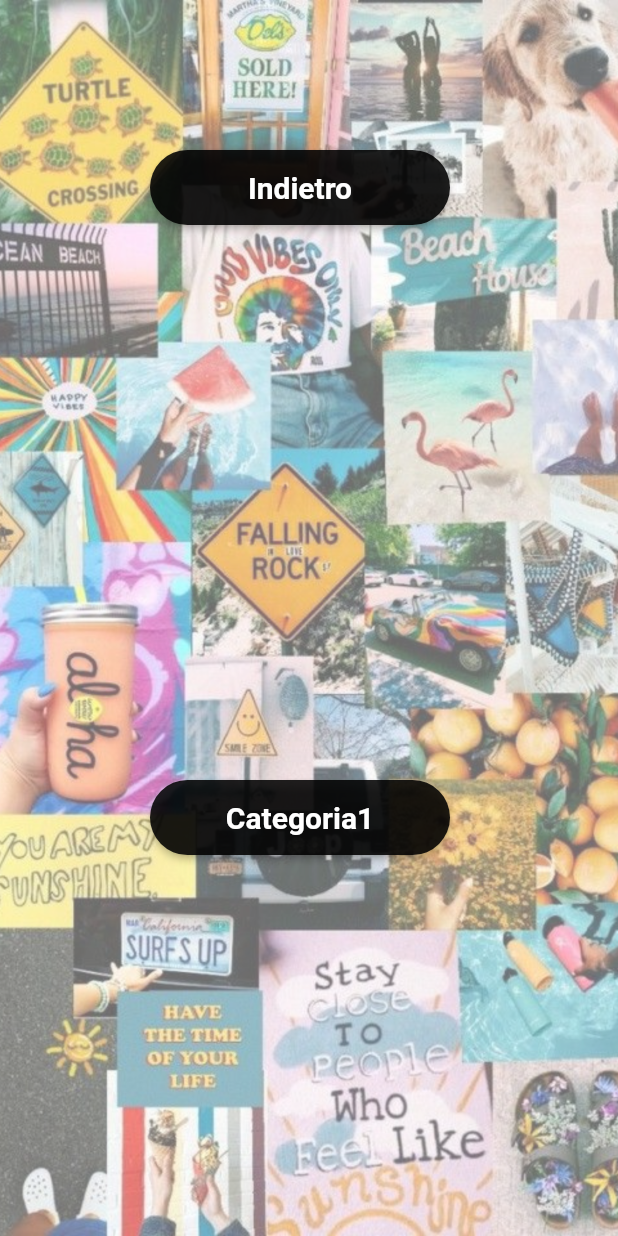
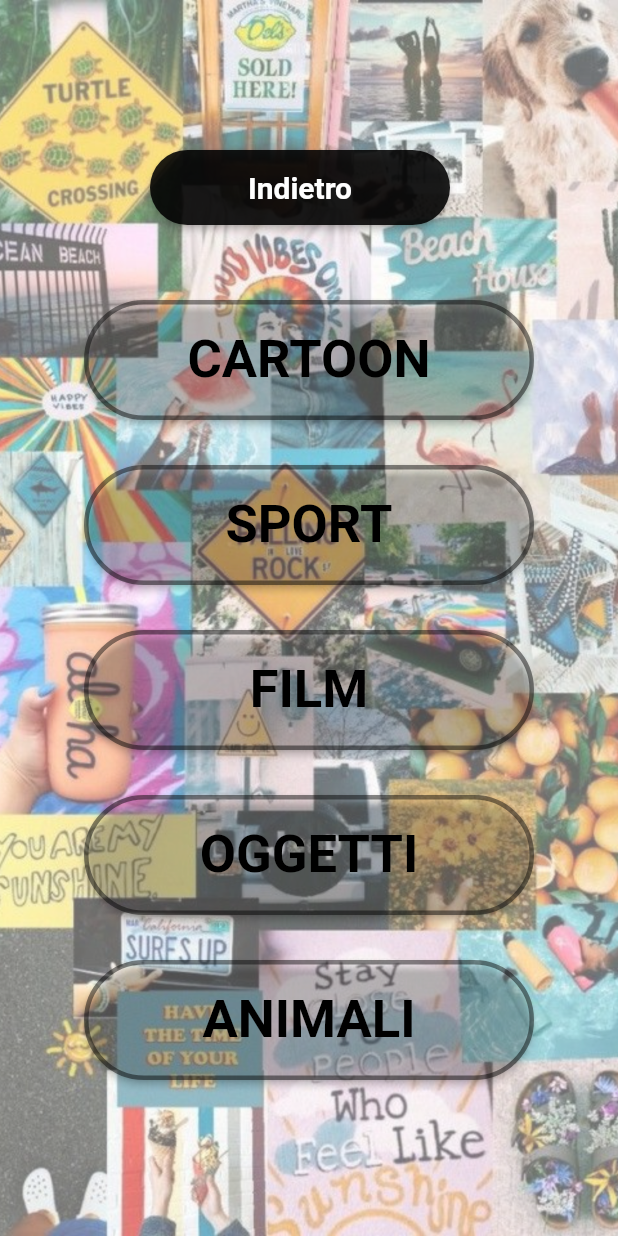
Before and after one commit to MatteoPella/MC_App_Flutter, a Flutter app: the Categorie screen opened by its route, on a phone screen of 412 x 824 dp. Run offline on Flutter 3.47's test engine with Material 2 defaults, Android fonts, the phone set to English and light mode, and no system bars; our stand-ins replace google_fonts; Roboto replaces fonts that are missing (Peralta).

Commit message:
Modifiche varie

```diff
--- a/lib/categorie.dart
+++ b/lib/categorie.dart
@@ -1,4 +1,5 @@
 import 'package:flutter/material.dart';
+import 'package:google_fonts/google_fonts.dart';
 
 class Categorie extends StatelessWidget {
   const Categorie({super.key});
@@ -7,6 +8,7 @@ class Categorie extends StatelessWidget {
   Widget build(BuildContext context) {
     return Scaffold(
         body: Stack(
+          alignment: Alignment.center,
           children: [
 
 
@@ -22,20 +24,121 @@ class Categorie extends StatelessWidget {
 
 
             Positioned(
-              left: 100, //MediaQuery.of(context).size.width/3,
-              top: 520, //MediaQuery.of(context).size.height/2,
+              //left: 100, //MediaQuery.of(context).size.width/3,
+              top: 200, //MediaQuery.of(context).size.height/2,
               child: ElevatedButton(
                 style: ElevatedButton.styleFrom(
-                    backgroundColor: Colors.black87,
-                    fixedSize: const Size(200, 50),
+                  backgroundColor: Colors.black87.withOpacity(0),
+                  //backgroundColor: Colors.black87,
+                  side: const BorderSide(
+                    width: 3.0,
+                    color: Colors.black45,
+                  ),
+                  fixedSize: const Size(300, 80),
+                  shape: RoundedRectangleBorder(
+                    borderRadius: BorderRadius.circular(50))),
+                onPressed: () {
+                  Navigator.pushNamed(context, '/pag_categoria1');
+                },
+                child: Text(
+                  'CARTOON',
+                  style: GoogleFonts.peralta(fontSize: 35, color: Colors.black, fontWeight: FontWeight.bold),
+                ),
+              ),
+            ),
+
+            Positioned(
+              //left: 100, //MediaQuery.of(context).size.width/3,
+              top: 310, //MediaQuery.of(context).size.height/2,
+              child: ElevatedButton(
+                style: ElevatedButton.styleFrom(
+                    backgroundColor: Colors.black87.withOpacity(0),
+                    //backgroundColor: Colors.black87,
+                    side: const BorderSide(
+                      width: 3.0,
+                      color: Colors.black45,
+                    ),
+                    fixedSize: const Size(300, 80),
                     shape: RoundedRectangleBorder(
                         borderRadius: BorderRadius.circular(50))),
                 onPressed: () {
                   Navigator.pushNamed(context, '/pag_categoria1');
                 },
-                child: const Text(
-                  'Categoria1',
-                  style: TextStyle(fontWeight: FontWeight.bold, fontSize: 20),
+                child: Text(
+                  'SPORT',
+                  style: GoogleFonts.peralta(fontSize: 35, color: Colors.black, fontWeight: FontWeight.bold),
+                ),
+              ),
+            ),
+
+            Positioned(
+              //left: 100, //MediaQuery.of(context).size.width/3,
+              top: 420, //MediaQuery.of(context).size.height/2,
+              child: ElevatedButton(
+                style: ElevatedButton.styleFrom(
+                    backgroundColor: Colors.black87.withOpacity(0),
+                    //backgroundColor: Colors.black87,
+                    side: const BorderSide(
+                      width: 3.0,
+                      color: Colors.black45,
+                    ),
+                    fixedSize: const Size(300, 80),
+                    shape: RoundedRectangleBorder(
+                        borderRadius: BorderRadius.circular(50))),
+                onPressed: () {
+                  Navigator.pushNamed(context, '/pag_categoria1');
+                },
+                child: Text(
+                  'FILM',
+                  style: GoogleFonts.peralta(fontSize: 35, color: Colors.black, fontWeight: FontWeight.bold),
+                ),
+              ),
+            ),
+
+            Positioned(
+              //left: 100, //MediaQuery.of(context).size.width/3,
+              top: 530, //MediaQuery.of(context).size.height/2,
+              child: ElevatedButton(
+                style: ElevatedButton.styleFrom(
+                    backgroundColor: Colors.black87.withOpacity(0),
+                    //backgroundColor: Colors.black87,
+                    side: const BorderSide(
+                      width: 3.0,
+                      color: Colors.black45,
+                    ),
+                    fixedSize: const Size(300, 80),
+                    shape: RoundedRectangleBorder(
+                        borderRadius: BorderRadius.circular(50))),
+                onPressed: () {
+                  Navigator.pushNamed(context, '/pag_categoria1');
+                },
+                child: Text(
+                  'OGGETTI',
+                  style: GoogleFonts.peralta(fontSize: 35, color: Colors.black, fontWeight: FontWeight.bold),
+                ),
+              ),
+            ),
+
+            Positioned(
+              //left: 100, //MediaQuery.of(context).size.width/3,
+              top: 640, //MediaQuery.of(context).size.height/2,
+              child: ElevatedButton(
+                style: ElevatedButton.styleFrom(
+                    backgroundColor: Colors.black87.withOpacity(0),
+                    //backgroundColor: Colors.black87,
+                    side: const BorderSide(
+                      width: 3.0,
+                      color: Colors.black45,
+                    ),
+                    fixedSize: const Size(300, 80),
+                    shape: RoundedRectangleBorder(
+                        borderRadius: BorderRadius.circular(50))),
+                onPressed: () {
+                  Navigator.pushNamed(context, '/pag_categoria1');
+                },
+                child: Text(
+                  'ANIMALI',
+                  style: GoogleFonts.peralta(fontSize: 35, color: Colors.black, fontWeight: FontWeight.bold),
                 ),
               ),
             ),
--- a/pubspec.yaml
+++ b/pubspec.yaml
@@ -34,6 +34,7 @@ dependencies:
   # The following adds the Cupertino Icons font to your application.
   # Use with the CupertinoIcons class for iOS style icons.
   cupertino_icons: ^1.0.2
+  google_fonts: ^3.0.1
 
 dev_dependencies:
   flutter_test:
```
Also changed, not shown: lib/regolamento.dart (+22 -9 lines), pubspec.lock, 6 other files.
